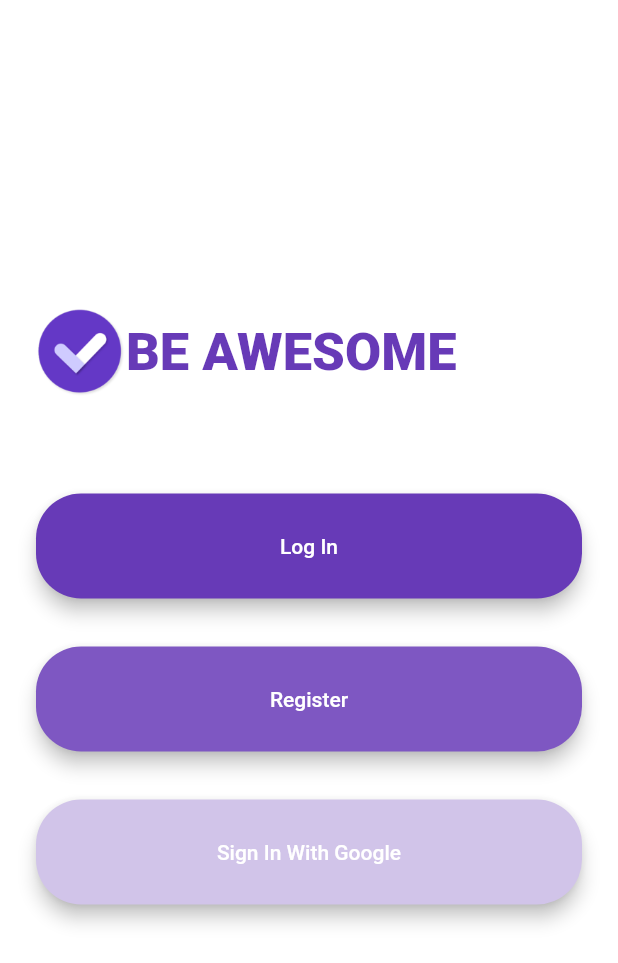
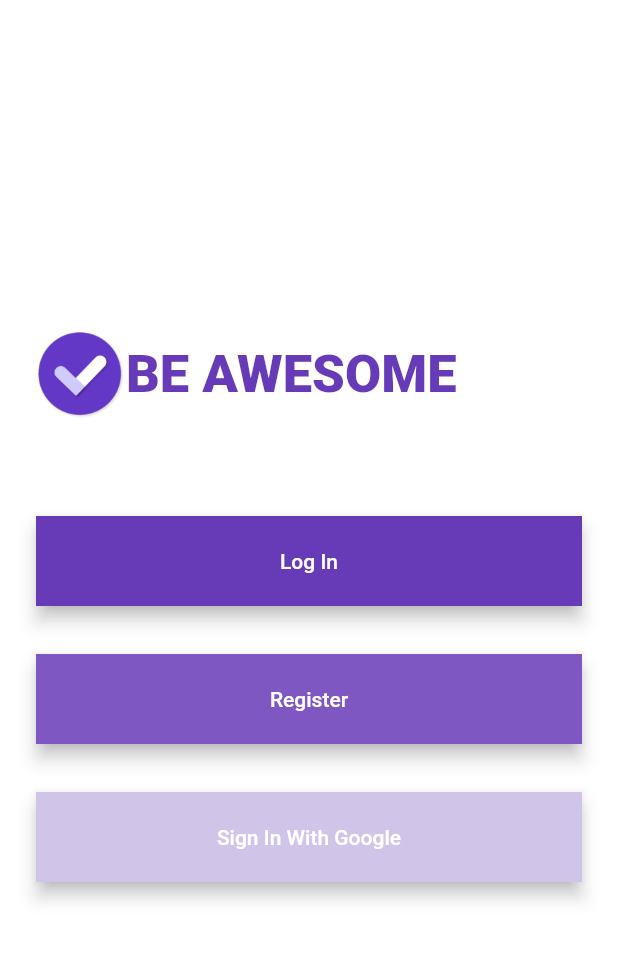
Before and after one commit to Coding-Club-IITG/Git-Workshop-flutter, a Flutter app: the screen it shows after launch, on a phone screen of 412 x 824 dp. Shown: the top 963 px of the screen. Run offline on Flutter 3.47's test engine with Material 2 defaults, Android fonts, the phone set to English and light mode, and no system bars; drawn by our look-alikes of animated_text_kit; our stand-ins replace cloud_firestore, firebase_auth, firebase_core, modal_progress_hud; accounts and stored records are empty.

Commit message:
Round Edge Changed to square version

```diff
--- a/lib/components/rounded_button.dart
+++ b/lib/components/rounded_button.dart
@@ -13,11 +13,11 @@ class RoundedButton extends StatelessWidget {
       child: Material(
         elevation: 5.0,
         color: color,
-        borderRadius: BorderRadius.circular(30.0),
+        borderRadius: BorderRadius.zero,
         child: MaterialButton(
           onPressed: onPressed,
           minWidth: 200.0,
-          height: 70.0,
+          height: 60.0,
           child: Text(
             text,
             style: TextStyle(
```
